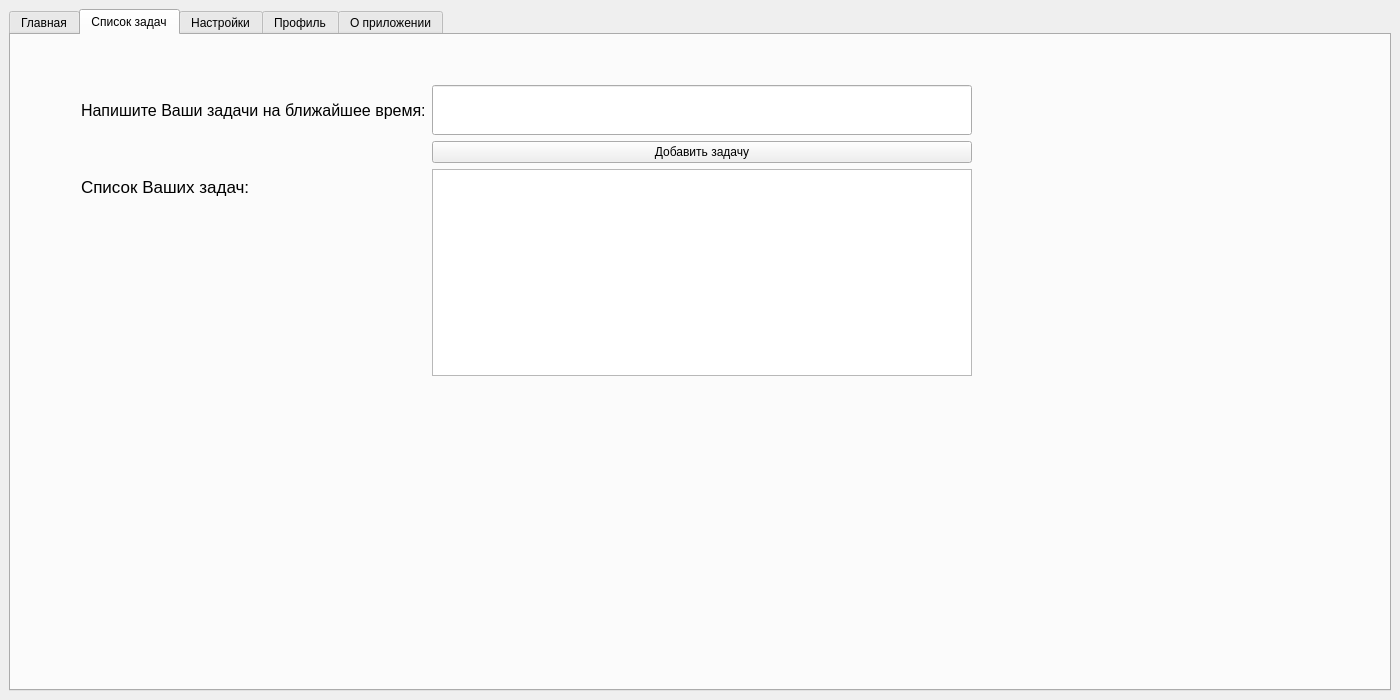
Before: the Qt Designer form uiBP.ui in YuryNagorny/Be-Productive, drawn with Qt 5.
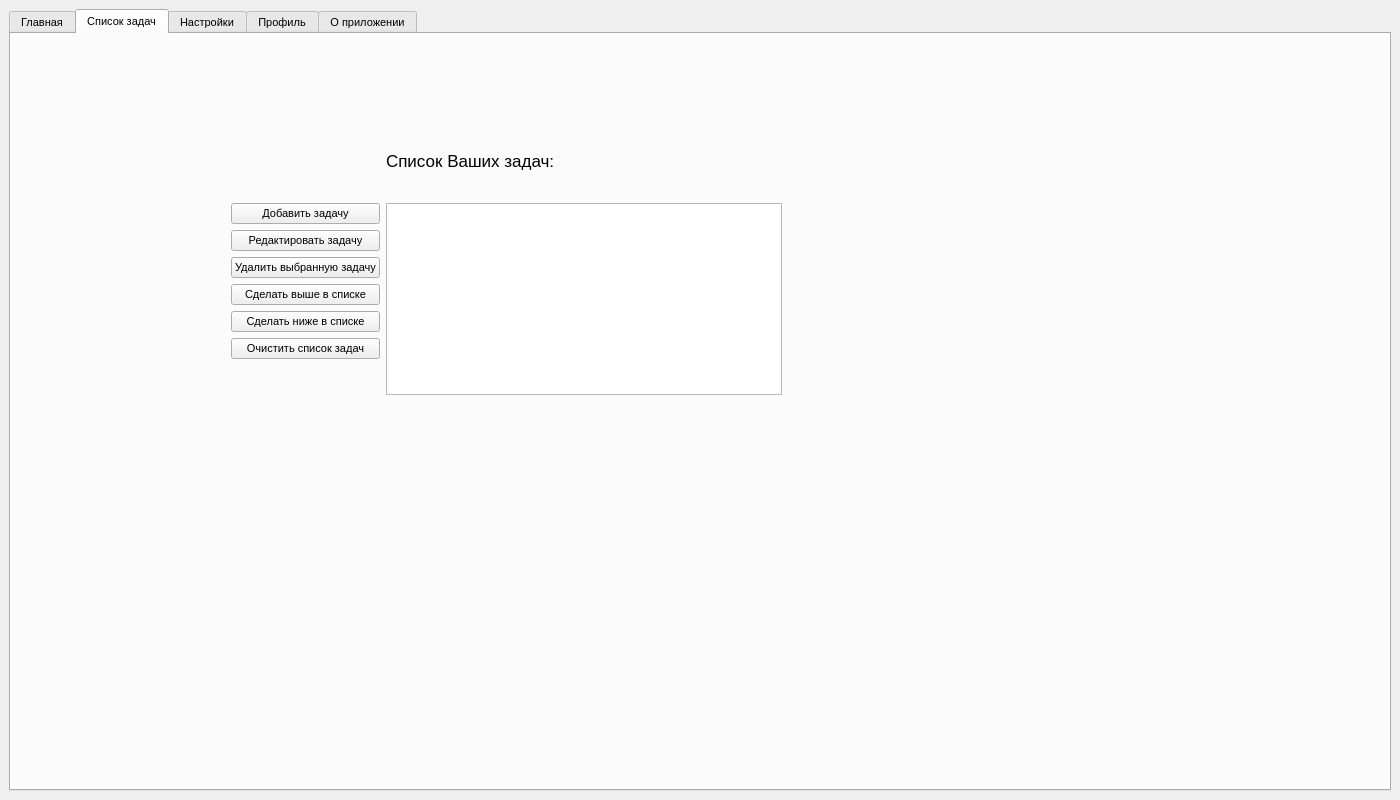
After: the same form once the commit is applied. The open tabs and pages were chosen to show the change. Icons and pictures are not drawn.

Commit message: почти конечная версия без добавления задач в базу данных

```diff
--- a/uiBP.ui
+++ b/uiBP.ui
@@ -7,7 +7,7 @@
     <x>0</x>
     <y>0</y>
     <width>1400</width>
-    <height>700</height>
+    <height>800</height>
    </rect>
   </property>
   <property name="sizePolicy">
@@ -34,12 +34,17 @@
    </property>
    <layout class="QVBoxLayout" name="verticalLayout">
     <item>
-     <layout class="QVBoxLayout" name="verticalLayout_4">
+     <layout class="QVBoxLayout" name="MainLayout">
       <item>
        <widget class="QTabWidget" name="tabWidget">
         <property name="enabled">
          <bool>true</bool>
         </property>
+        <property name="font">
+         <font>
+          <pointsize>8</pointsize>
+         </font>
+        </property>
         <property name="autoFillBackground">
          <bool>false</bool>
         </property>
@@ -293,49 +298,15 @@
          <widget class="QWidget" name="formLayoutWidget_2">
           <property name="geometry">
            <rect>
-            <x>70</x>
-            <y>50</y>
-            <width>891</width>
-            <height>291</height>
+            <x>220</x>
+            <y>90</y>
+            <width>551</width>
+            <height>271</height>
            </rect>
           </property>
-          <layout class="QFormLayout" name="formLayout_5">
-           <item row="0" column="0">
-            <widget class="QLabel" name="label_4">
-             <property name="minimumSize">
-              <size>
-               <width>0</width>
-               <height>50</height>
-              </size>
-             </property>
-             <property name="font">
-              <font>
-               <pointsize>12</pointsize>
-              </font>
-             </property>
-             <property name="text">
-              <string>Напишите Ваши задачи на ближайшее время:</string>
-             </property>
-            </widget>
-           </item>
+          <layout class="QFormLayout" name="formLayout">
            <item row="0" column="1">
-            <widget class="QLineEdit" name="Enter_Task">
-             <property name="sizePolicy">
-              <sizepolicy hsizetype="Preferred" vsizetype="Preferred">
-               <horstretch>0</horstretch>
-               <verstretch>0</verstretch>
-              </sizepolicy>
-             </property>
-             <property name="maximumSize">
-              <size>
-               <width>16777215</width>
-               <height>50</height>
-              </size>
-             </property>
-            </widget>
-           </item>
-           <item row="2" column="0">
-            <widget class="QLabel" name="label_5">
+            <widget class="QLabel" name="Text_List2">
              <property name="font">
               <font>
                <pointsize>13</pointsize>
@@ -346,15 +317,54 @@
              </property>
             </widget>
            </item>
-           <item row="2" column="1">
-            <widget class="QListWidget" name="List_Task"/>
-           </item>
            <item row="1" column="1">
-            <widget class="QPushButton" name="Add_Task">
-             <property name="text">
-              <string>Добавить задачу</string>
-             </property>
-            </widget>
+            <widget class="QListWidget" name="List_Task"/>
+           </item>
+           <item row="1" column="0">
+            <layout class="QVBoxLayout" name="verticalLayout_4">
+             <item>
+              <widget class="QPushButton" name="Add_Task">
+               <property name="text">
+                <string>Добавить задачу</string>
+               </property>
+              </widget>
+             </item>
+             <item>
+              <widget class="QPushButton" name="Edit_Task">
+               <property name="text">
+                <string>Редактировать задачу</string>
+               </property>
+              </widget>
+             </item>
+             <item>
+              <widget class="QPushButton" name="Del_Cur_Task">
+               <property name="text">
+                <string>Удалить выбранную задачу</string>
+               </property>
+              </widget>
+             </item>
+             <item>
+              <widget class="QPushButton" name="Make_Up">
+               <property name="text">
+                <string>Сделать выше в списке</string>
+               </property>
+              </widget>
+             </item>
+             <item>
+              <widget class="QPushButton" name="Make_Down">
+               <property name="text">
+                <string>Сделать ниже в списке</string>
+               </property>
+              </widget>
+             </item>
+             <item>
+              <widget class="QPushButton" name="Clear_List">
+               <property name="text">
+                <string>Очистить список задач</string>
+               </property>
+              </widget>
+             </item>
+            </layout>
            </item>
           </layout>
          </widget>
@@ -386,7 +396,44 @@
             </widget>
            </item>
            <item>
-            <layout class="QFormLayout" name="formLayout">
+            <layout class="QFormLayout" name="Time_Text_Layout">
+             <item row="0" column="1">
+              <layout class="QVBoxLayout" name="Time_Text_Layout2">
+               <property name="sizeConstraint">
+                <enum>QLayout::SetDefaultConstraint</enum>
+               </property>
+               <item>
+                <widget class="QLCDNumber" name="Pomo_LCD_Set">
+                 <property name="sizePolicy">
+                  <sizepolicy hsizetype="Preferred" vsizetype="Preferred">
+                   <horstretch>0</horstretch>
+                   <verstretch>0</verstretch>
+                  </sizepolicy>
+                 </property>
+                </widget>
+               </item>
+               <item>
+                <widget class="QLCDNumber" name="Short_LCD_Set">
+                 <property name="sizePolicy">
+                  <sizepolicy hsizetype="Preferred" vsizetype="Preferred">
+                   <horstretch>0</horstretch>
+                   <verstretch>0</verstretch>
+                  </sizepolicy>
+                 </property>
+                </widget>
+               </item>
+               <item>
+                <widget class="QLCDNumber" name="Long_LCD_Set">
+                 <property name="sizePolicy">
+                  <sizepolicy hsizetype="Preferred" vsizetype="Preferred">
+                   <horstretch>0</horstretch>
+                   <verstretch>0</verstretch>
+                  </sizepolicy>
+                 </property>
+                </widget>
+               </item>
+              </layout>
+             </item>
              <item row="0" column="0">
               <layout class="QFormLayout" name="formLayout_3">
                <item row="2" column="0">
```
Left out of the diff: 185 changed lines with no effect on the pictures. The commit also changes 3 other files.
